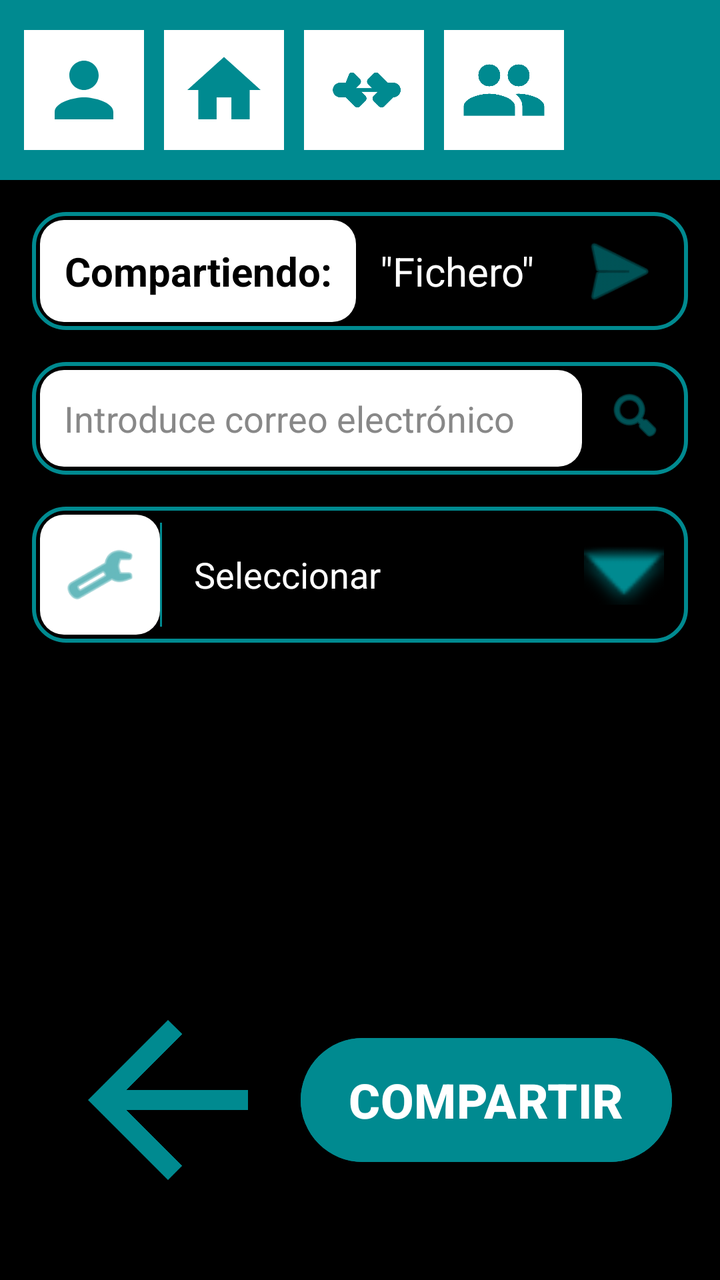
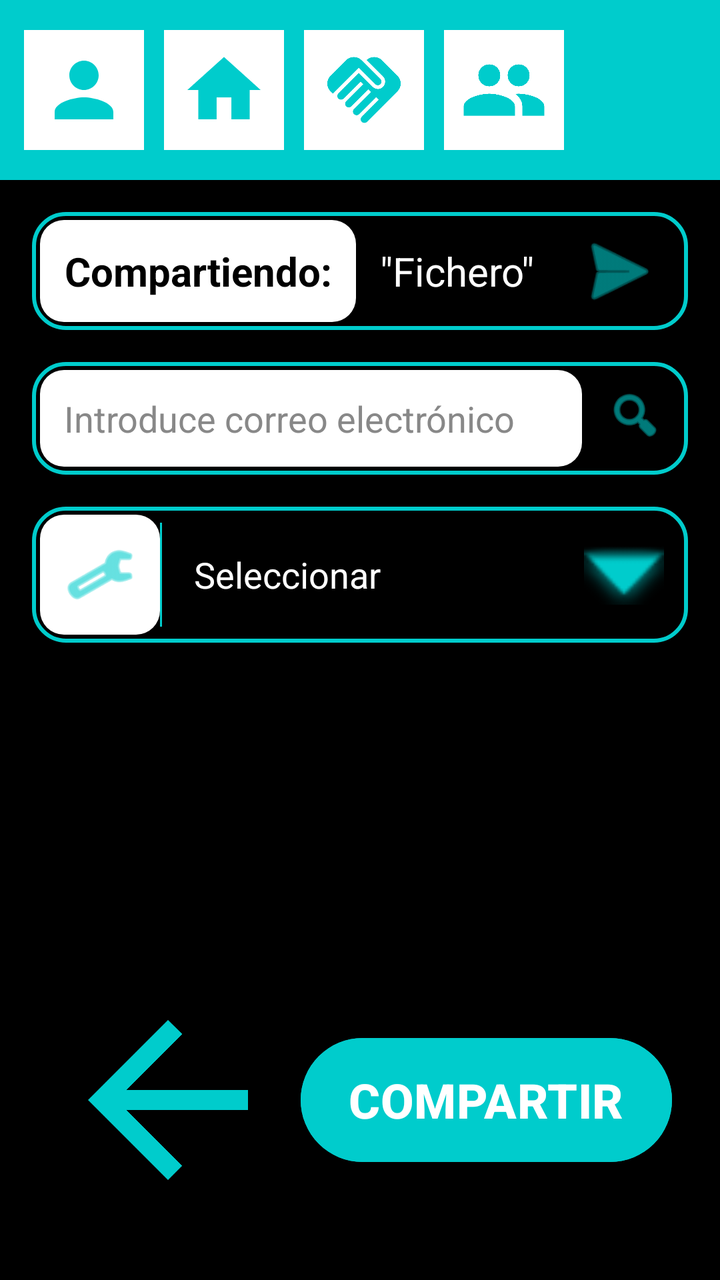

Before-and-after screenshots of an Android layout around one commit, followed by the original layout XML and the change that was made.
<!-- AndroidManifest.xml: application theme Theme.QuikFile -->
<!-- res/layout/activity_file_share.xml -->
<?xml version="1.0" encoding="utf-8"?>
<androidx.constraintlayout.widget.ConstraintLayout xmlns:android="http://schemas.android.com/apk/res/android"
    xmlns:app="http://schemas.android.com/apk/res-auto"
    xmlns:tools="http://schemas.android.com/tools"
    android:layout_width="match_parent"
    android:layout_height="match_parent"
    android:background="@color/background_black"
    tools:context=".FileShareActivity">

    
    <LinearLayout
        android:id="@+id/topBar"
        android:layout_width="match_parent"
        android:layout_height="90dp"
        android:background="@color/blue_app"
        android:gravity="center_vertical"
        android:orientation="horizontal"
        android:paddingStart="12dp"
        android:paddingEnd="12dp"
        app:layout_constraintTop_toTopOf="parent">

        <ImageView
            android:id="@+id/btnSettingsTop"
            android:layout_width="60dp"
            android:layout_height="60dp"
            android:layout_marginEnd="10dp"
            android:background="@color/white"
            android:padding="8dp"
            android:src="@drawable/ic_person"
            app:tint="@color/blue_app" />

        <ImageView
            android:id="@+id/btnHomeTop"
            android:layout_width="60dp"
            android:layout_height="60dp"
            android:layout_marginEnd="10dp"
            android:background="@color/white"
            android:padding="8dp"
            android:src="@drawable/ic_home"
            app:tint="@color/blue_app" />

        <ImageView
            android:id="@+id/btnSharedTop"
            android:layout_width="60dp"
            android:layout_height="60dp"
            android:layout_marginEnd="10dp"
            android:background="@color/white"
            android:padding="8dp"
            android:src="@drawable/ic_handshake"
            app:tint="@color/blue_app" />

        <ImageView
            android:id="@+id/btnLoginTop"
            android:layout_width="60dp"
            android:layout_height="60dp"
            android:background="@color/white"
            android:padding="8dp"
            android:src="@drawable/ic_group"
            app:tint="@color/blue_app" />
    </LinearLayout>

    
    <LinearLayout
        android:id="@+id/shareHeader"
        android:layout_width="match_parent"
        android:layout_height="wrap_content"
        android:layout_margin="16dp"
        android:background="@drawable/cancellation_box_border"
        android:gravity="center_vertical"
        android:orientation="horizontal"
        android:padding="4dp"
        app:layout_constraintTop_toBottomOf="@id/topBar">

        <TextView
            android:layout_width="wrap_content"
            android:layout_height="wrap_content"
            android:background="@drawable/white_rounded_background"
            android:gravity="center"
            android:padding="12dp"
            android:text="Compartiendo:"
            android:textColor="@color/black"
            android:textSize="20sp"
            android:textStyle="bold" />

        <TextView
            android:id="@+id/tvFileName"
            android:layout_width="0dp"
            android:layout_height="wrap_content"
            android:layout_weight="1"
            android:paddingStart="12dp"
            android:text="&quot;Fichero&quot;"
            android:textColor="@color/white"
            android:textSize="20sp" />

        <ImageView
            android:layout_width="45dp"
            android:layout_height="45dp"
            android:layout_marginEnd="8dp"
            android:src="@android:drawable/ic_menu_send"
            app:tint="@color/blue_app" />
    </LinearLayout>

    
    <LinearLayout
        android:id="@+id/emailContainer"
        android:layout_width="match_parent"
        android:layout_height="wrap_content"
        android:layout_margin="16dp"
        android:background="@drawable/cancellation_box_border"
        android:padding="4dp"
        app:layout_constraintTop_toBottomOf="@id/shareHeader">

        <EditText
            android:id="@+id/etEmail"
            android:layout_width="0dp"
            android:layout_height="wrap_content"
            android:layout_weight="1"
            android:background="@drawable/white_rounded_background"
            android:hint="Introduce correo electrónico"
            android:textColorHint="#888888"
            android:padding="12dp"
            android:textColor="@color/black"
            android:textSize="18sp" />

        <ImageView
            android:layout_width="45dp"
            android:layout_height="45dp"
            android:layout_marginStart="4dp"
            android:padding="8dp"
            android:src="@android:drawable/ic_menu_search"
            app:tint="@color/blue_app" />
    </LinearLayout>

    
    <LinearLayout
        android:id="@+id/permissionsSelector"
        android:layout_width="match_parent"
        android:layout_height="wrap_content"
        android:layout_margin="16dp"
        android:orientation="vertical"
        app:layout_constraintTop_toBottomOf="@id/emailContainer">

        
        <LinearLayout
            android:id="@+id/btnPermissionsToggle"
            android:layout_width="match_parent"
            android:layout_height="wrap_content"
            android:background="@drawable/cancellation_box_border"
            android:gravity="center_vertical"
            android:orientation="horizontal"
            android:padding="4dp">

            <ImageView
                android:layout_width="60dp"
                android:layout_height="60dp"
                android:background="@drawable/white_rounded_background"
                android:padding="12dp"
                android:src="@android:drawable/ic_menu_manage"
                app:tint="@color/blue_app" />

            <View
                android:layout_width="1dp"
                android:layout_height="match_parent"
                android:layout_marginTop="4dp"
                android:layout_marginBottom="4dp"
                android:background="@color/blue_app" />

            <TextView
                android:id="@+id/tvCurrentPermission"
                android:layout_width="0dp"
                android:layout_height="wrap_content"
                android:layout_weight="1"
                android:paddingStart="16dp"
                android:text="Seleccionar"
                android:textColor="@color/white"
                android:textSize="18sp" />

            <ImageView
                android:id="@+id/ivDropdownArrow"
                android:layout_width="40dp"
                android:layout_height="40dp"
                android:layout_marginEnd="8dp"
                android:src="@android:drawable/arrow_down_float"
                app:tint="@color/blue_app" />
        </LinearLayout>

        
        <LinearLayout
            android:id="@+id/optionsContainer"
            android:layout_width="match_parent"
            android:layout_height="wrap_content"
            android:layout_marginStart="64dp"
            android:background="@drawable/cancellation_box_border"
            android:orientation="vertical"
            android:padding="4dp"
            android:visibility="gone">

            <LinearLayout
                android:id="@+id/optionEdit"
                android:layout_width="match_parent"
                android:layout_height="wrap_content"
                android:background="@drawable/white_rounded_background"
                android:gravity="center_vertical"
                android:orientation="horizontal"
                android:padding="12dp"
                android:layout_marginBottom="2dp">

                <ImageView
                    android:layout_width="30dp"
                    android:layout_height="30dp"
                    android:src="@drawable/ic_edit"
                    app:tint="@color/black" />

                <TextView
                    android:layout_width="wrap_content"
                    android:layout_height="wrap_content"
                    android:layout_marginStart="16dp"
                    android:text="Editar"
                    android:textColor="@color/black"
                    android:textSize="18sp" />
            </LinearLayout>

            <LinearLayout
                android:id="@+id/optionRead"
                android:layout_width="match_parent"
                android:layout_height="wrap_content"
                android:background="@drawable/white_rounded_background"
                android:gravity="center_vertical"
                android:orientation="horizontal"
                android:padding="12dp">

                <ImageView
                    android:layout_width="30dp"
                    android:layout_height="30dp"
                    android:src="@android:drawable/ic_menu_view"
                    app:tint="@color/blue_app" />

                <TextView
                    android:layout_width="wrap_content"
                    android:layout_height="wrap_content"
                    android:layout_marginStart="16dp"
                    android:text="Leer"
                    android:textColor="@color/black"
                    android:textSize="18sp" />
            </LinearLayout>
        </LinearLayout>
    </LinearLayout>

    
    <LinearLayout
        android:id="@+id/bottomActions"
        android:layout_width="match_parent"
        android:layout_height="wrap_content"
        android:layout_marginBottom="30dp"
        android:gravity="center_vertical"
        android:orientation="horizontal"
        android:paddingStart="24dp"
        android:paddingEnd="24dp"
        app:layout_constraintBottom_toBottomOf="parent">

        <ImageView
            android:id="@+id/btnBack"
            android:layout_width="120dp"
            android:layout_height="120dp"
            android:src="@drawable/ic_arrow_back"
            app:tint="@color/blue_app" />

        <View
            android:layout_width="0dp"
            android:layout_height="0dp"
            android:layout_weight="1" />

        <Button
            android:id="@+id/btnSubmitShare"
            android:layout_width="wrap_content"
            android:layout_height="70dp"
            android:backgroundTint="@color/blue_app"
            android:text="COMPARTIR"
            android:textColor="@color/white"
            android:textSize="24sp"
            android:textStyle="bold" />
    </LinearLayout>

</androidx.constraintlayout.widget.ConstraintLayout>
<!-- resources referenced by this layout -->
<resources>
  <color name="background_black">#000000</color>//si lo he puesto todo bien sobraria este
  <color name="black">#FF000000</color>
  <color name="blue_app">#008A90</color>
  <color name="white">#FFFFFFFF</color>
  <!-- drawable cancellation_box_border (drawable) -->
  <?xml version="1.0" encoding="utf-8"?>
  <shape xmlns:android="http://schemas.android.com/apk/res/android">
      <solid android:color="@android:color/transparent" />
      <stroke
          android:width="2dp"
          android:color="@color/blue_app" />
      <corners android:radius="16dp" />
  </shape>
  <!-- drawable ic_arrow_back (drawable) -->
  <vector xmlns:android="http://schemas.android.com/apk/res/android"
      android:width="24dp"
      android:height="24dp"
      android:viewportWidth="24"
      android:viewportHeight="24">
    <path
        android:fillColor="@color/black"
        android:pathData="M20,11H7.83l5.59,-5.59L12,4l-8,8 8,8 1.41,-1.41L7.83,13H20v-2z"/>
  </vector>
  <!-- drawable ic_edit (drawable) -->
  <?xml version="1.0" encoding="utf-8"?>
  <vector xmlns:android="http://schemas.android.com/apk/res/android"
      android:width="24dp"
      android:height="24dp"
      android:viewportWidth="24"
      android:viewportHeight="24">
      <path
          android:fillColor="#FFFFFF"
          android:pathData="M3,17.25V21H6.75L17.81,9.94L14.06,6.19L3,17.25M20.71,7.04C21.1,6.65 21.1,6.02 20.71,5.63L18.37,3.29C17.98,2.9 17.35,2.9 16.96,3.29L15.13,5.12L18.88,8.87L20.71,7.04Z"/>
  </vector>
  <!-- drawable ic_handshake (drawable) -->
  <?xml version="1.0" encoding="utf-8"?>
  <vector xmlns:android="http://schemas.android.com/apk/res/android"
      android:width="24dp"
      android:height="24dp"
      android:viewportWidth="24"
      android:viewportHeight="24">
      <path
          android:fillColor="#000000"
          android:pathData="M22,12c0,-1.1 -0.9,-2 -2,-2h-1.5l-2.5,-2.5c-0.39,-0.39 -1.01,-0.39 -1.4,0l-1.5,1.5c-0.39,0.39 -0.39,1.01 0,1.4l1.1,1.1h-4.4l1.1,-1.1c0.39,-0.39 0.39,-1.01 0,-1.4l-1.5,-1.5c-0.39,-0.39 -1.01,-0.39 -1.4,0L7,10H5.5c-1.1,0 -2,0.9 -2,2s0.9,2 2,2h1.5l2.5,2.5c0.39,0.39 1.01,0.39 1.4,0l1.5,-1.5c0.39,-0.39 0.39,-1.01 0,-1.4l-1.1,-1.1h4.4l-1.1,1.1c-0.39,0.39 -0.39,1.01 0,1.4l1.5,1.5c0.39,0.39 1.01,0.39 1.4,0l2.5,-2.5H20c1.1,0 2,-0.9 2,-2z"/>
  </vector>
  <!-- drawable ic_home (drawable) -->
  <?xml version="1.0" encoding="utf-8"?>
  <vector xmlns:android="http://schemas.android.com/apk/res/android"
      android:width="24dp"
      android:height="24dp"
      android:viewportWidth="24"
      android:viewportHeight="24">
      <path
          android:fillColor="#000000"
          android:pathData="M10,20V14H14V20H19V12H22L12,3L2,12H5V20H10Z"/>
  </vector>
  <!-- drawable ic_person (drawable) -->
  <?xml version="1.0" encoding="utf-8"?>
  <vector xmlns:android="http://schemas.android.com/apk/res/android"
      android:width="24dp"
      android:height="24dp"
      android:viewportWidth="24"
      android:viewportHeight="24">
      <path
          android:fillColor="#000000"
          android:pathData="M12,12c2.21,0 4,-1.79 4,-4s-1.79,-4 -4,-4 -4,1.79 -4,4 1.79,4 4,4zM12,14c-2.67,0 -8,1.34 -8,4v2h16v-2c0,-2.66 -5.33,-4 -8,-4z"/>
  </vector>
  <!-- drawable white_rounded_background (drawable) -->
  <?xml version="1.0" encoding="utf-8"?>
  <shape xmlns:android="http://schemas.android.com/apk/res/android">
      <solid android:color="@color/white" />
      <corners android:radius="12dp" />
  </shape>
  <style name="Theme.QuikFile" parent="Base.Theme.QuikFile" />
  <style name="Base.Theme.QuikFile" parent="Theme.Material3.DayNight.NoActionBar">
          
          
      </style>
  <!-- unchanged entries left out for length: 1 -->
</resources>

<!-- the commit's change to res/layout/activity_file_share.xml (unified diff, before → after) -->
@@ -4,7 +4,7 @@
     xmlns:tools="http://schemas.android.com/tools"
     android:layout_width="match_parent"
     android:layout_height="match_parent"
-    android:background="@color/background_black"
+    android:background="@color/black"
     tools:context=".FileShareActivity">
 
     
<!-- resource entries referenced after the edit -->
@@ -1,8 +1,7 @@
 <!-- resources referenced by this layout -->
 <resources>
-  <color name="background_black">#000000</color>//si lo he puesto todo bien sobraria este
   <color name="black">#FF000000</color>
-  <color name="blue_app">#008A90</color>
+  <color name="blue_app">#00CCCC</color>
   <color name="white">#FFFFFFFF</color>
   <!-- drawable cancellation_box_border (drawable) -->
   <?xml version="1.0" encoding="utf-8"?>
@@ -35,15 +34,10 @@
           android:pathData="M3,17.25V21H6.75L17.81,9.94L14.06,6.19L3,17.25M20.71,7.04C21.1,6.65 21.1,6.02 20.71,5.63L18.37,3.29C17.98,2.9 17.35,2.9 16.96,3.29L15.13,5.12L18.88,8.87L20.71,7.04Z"/>
   </vector>
   <!-- drawable ic_handshake (drawable) -->
-  <?xml version="1.0" encoding="utf-8"?>
-  <vector xmlns:android="http://schemas.android.com/apk/res/android"
-      android:width="24dp"
-      android:height="24dp"
-      android:viewportWidth="24"
-      android:viewportHeight="24">
-      <path
-          android:fillColor="#000000"
-          android:pathData="M22,12c0,-1.1 -0.9,-2 -2,-2h-1.5l-2.5,-2.5c-0.39,-0.39 -1.01,-0.39 -1.4,0l-1.5,1.5c-0.39,0.39 -0.39,1.01 0,1.4l1.1,1.1h-4.4l1.1,-1.1c0.39,-0.39 0.39,-1.01 0,-1.4l-1.5,-1.5c-0.39,-0.39 -1.01,-0.39 -1.4,0L7,10H5.5c-1.1,0 -2,0.9 -2,2s0.9,2 2,2h1.5l2.5,2.5c0.39,0.39 1.01,0.39 1.4,0l1.5,-1.5c0.39,-0.39 0.39,-1.01 0,-1.4l-1.1,-1.1h4.4l-1.1,1.1c-0.39,0.39 -0.39,1.01 0,1.4l1.5,1.5c0.39,0.39 1.01,0.39 1.4,0l2.5,-2.5H20c1.1,0 2,-0.9 2,-2z"/>
+  <vector xmlns:android="http://schemas.android.com/apk/res/android" android:height="24dp" android:tint="@color/blue_app" android:viewportHeight="24" android:viewportWidth="24" android:width="24dp">
+  
+      <path android:fillColor="@android:color/white" android:pathData="M16.48,10.41c-0.39,0.39 -1.04,0.39 -1.43,0l-4.47,-4.46l-7.05,7.04l-0.66,-0.63c-1.17,-1.17 -1.17,-3.07 0,-4.24l4.24,-4.24c1.17,-1.17 3.07,-1.17 4.24,0L16.48,9C16.87,9.39 16.87,10.02 16.48,10.41zM17.18,8.29c0.78,0.78 0.78,2.05 0,2.83c-1.27,1.27 -2.61,0.22 -2.83,0l-3.76,-3.76l-5.57,5.57c-0.39,0.39 -0.39,1.02 0,1.41c0.39,0.39 1.02,0.39 1.42,0l4.62,-4.62l0.71,0.71l-4.62,4.62c-0.39,0.39 -0.39,1.02 0,1.41c0.39,0.39 1.02,0.39 1.42,0l4.62,-4.62l0.71,0.71l-4.62,4.62c-0.39,0.39 -0.39,1.02 0,1.41c0.39,0.39 1.02,0.39 1.41,0l4.62,-4.62l0.71,0.71l-4.62,4.62c-0.39,0.39 -0.39,1.02 0,1.41c0.39,0.39 1.02,0.39 1.41,0l8.32,-8.34c1.17,-1.17 1.17,-3.07 0,-4.24l-4.24,-4.24c-1.15,-1.15 -3.01,-1.17 -4.18,-0.06L17.18,8.29z"/>
+  
   </vector>
   <!-- drawable ic_home (drawable) -->
   <?xml version="1.0" encoding="utf-8"?>
